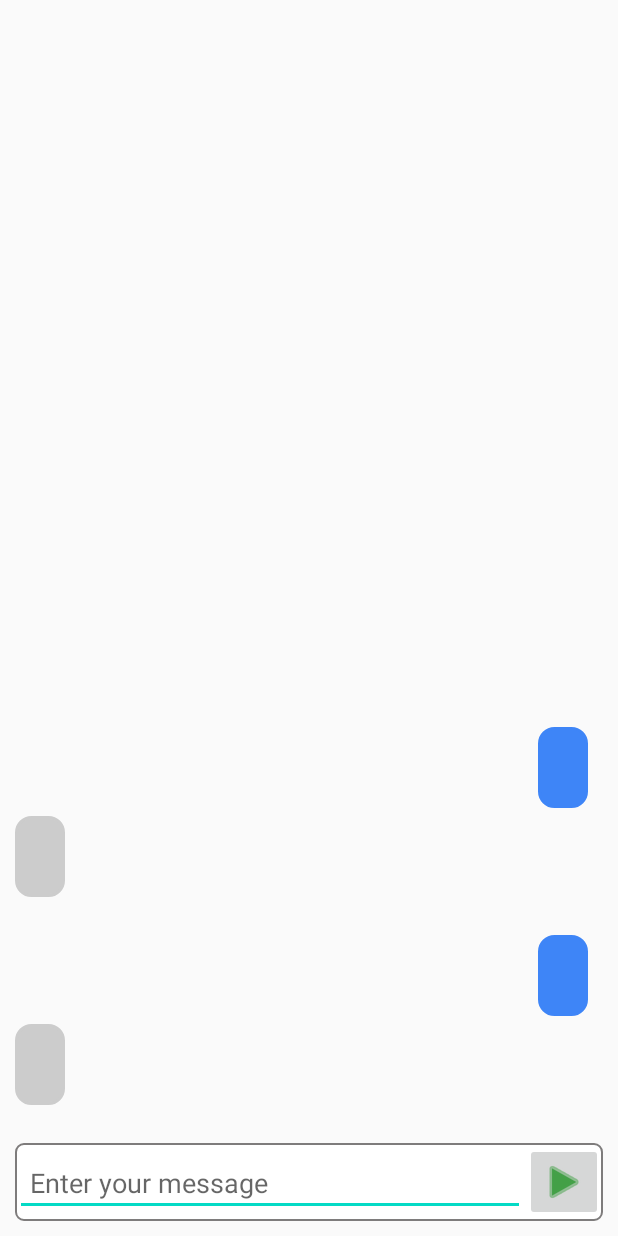
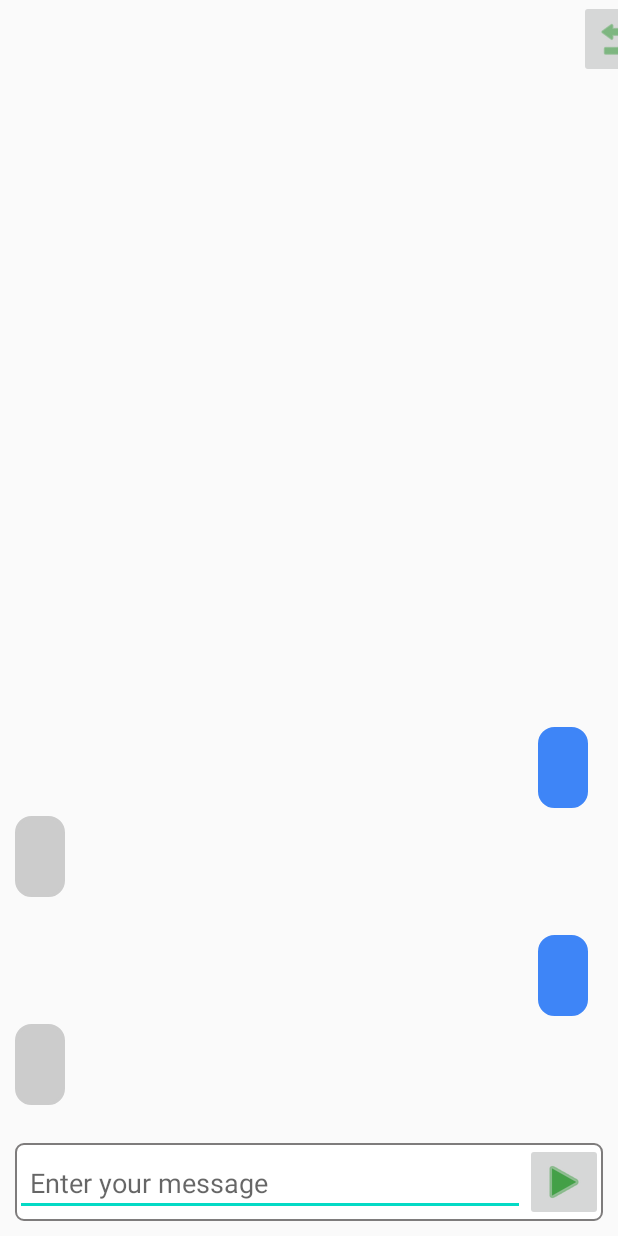
Before and after one commit to kevinhur99/ai-chatbot-mobile, an Android app: the layout activity_main.xml on its own in the app's theme, with its tools: preview values and no code run, on a phone screen of 412 x 824 dp. Run offline under Robolectric (Android 15) with nearby library versions, the phone set to English and light mode, and no system bars.

Commit message:
finished adding the reset button and got it working.

```diff
--- a/app/src/main/res/layout/activity_main.xml
+++ b/app/src/main/res/layout/activity_main.xml
@@ -30,7 +30,7 @@
             app:layout_constraintBottom_toBottomOf="parent"
             app:layout_constraintEnd_toStartOf="@+id/btnSend"
             app:layout_constraintStart_toStartOf="parent"
-        app:layout_constraintTop_toTopOf="parent" />
+            app:layout_constraintTop_toTopOf="parent"/>
 
     <ImageButton
             android:id="@+id/btnSend"
@@ -41,7 +41,7 @@
             app:layout_constraintBottom_toBottomOf="parent"
             app:layout_constraintRight_toRightOf="parent"
             app:layout_constraintTop_toTopOf="parent"
-        app:srcCompat="@android:drawable/ic_media_play" />
+            app:srcCompat="@android:drawable/ic_media_play" android:adjustViewBounds="false"/>
   </androidx.constraintlayout.widget.ConstraintLayout>
 
   <androidx.recyclerview.widget.RecyclerView
@@ -56,6 +56,20 @@
           app:layout_constraintStart_toStartOf="parent"
           app:layout_constraintBottom_toTopOf="@id/constraintLayout"
           app:layout_constraintTop_toTopOf="parent"
-      tools:layout_editor_absoluteY="1dp" />
+          tools:layout_editor_absoluteY="1dp"/>
+  <androidx.constraintlayout.widget.Guideline android:layout_width="wrap_content" android:layout_height="wrap_content"
+                                              android:id="@+id/guideline" app:layout_constraintGuide_begin="0dp"
+                                              android:orientation="vertical"/>
+  <ImageButton
+          android:id="@+id/btnReset"
+          android:layout_width="wrap_content"
+          android:layout_height="wrap_content"
+          android:padding="10dp"
+          android:tint="#43A047"
+          app:srcCompat="@android:drawable/ic_menu_revert"
+          tools:layout_editor_absoluteY="16dp"
+          tools:srcCompat="@android:drawable/ic_menu_revert"
+          app:layout_constraintStart_toEndOf="@+id/chatView" app:layout_constraintEnd_toEndOf="parent"
+          android:layout_marginEnd="32dp" app:layout_constraintHorizontal_bias="1.0"/>
 
 </androidx.constraintlayout.widget.ConstraintLayout>
```
Also changed, not shown: app/src/main/java/com/bae/dialogflowbot/MainActivity.java (+22 -1 lines). Lines whose indentation alone changed are shown as unchanged.
